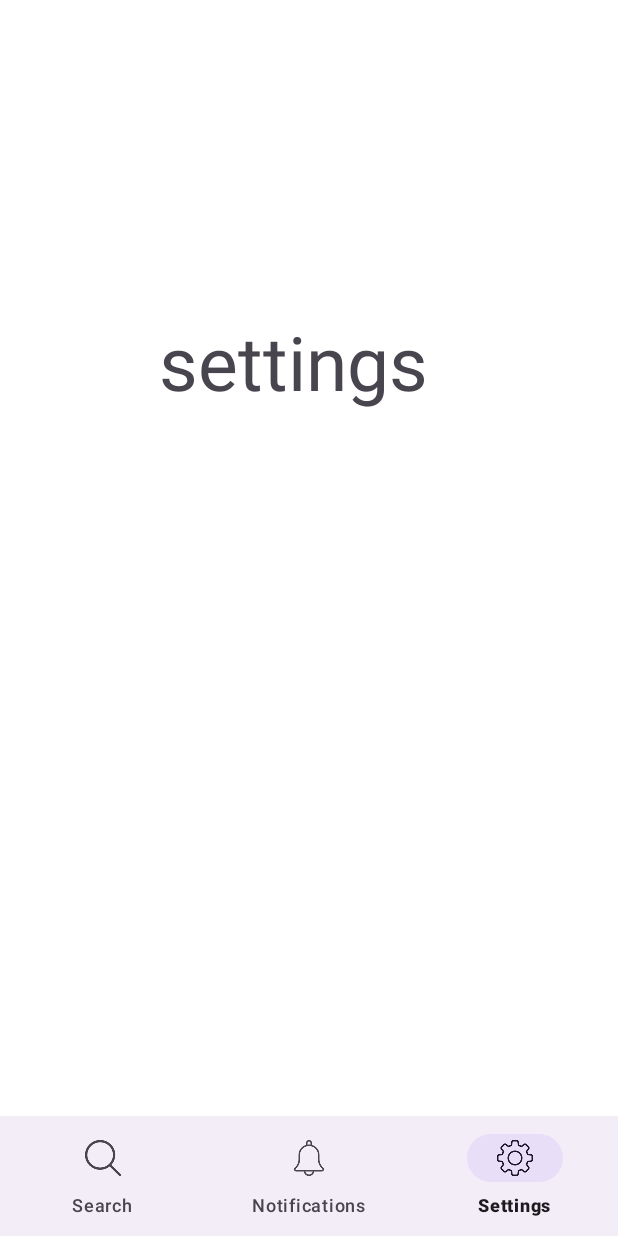
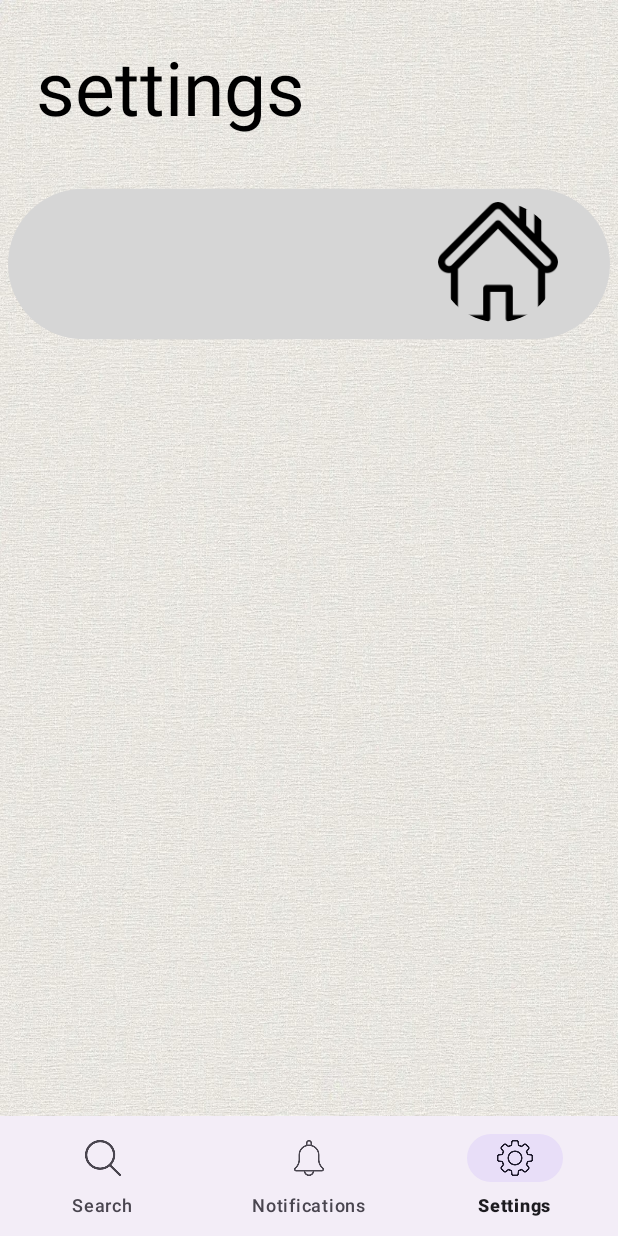
Before and after one commit to OrKat2007/ProConnect0, an Android app: the fragment user_settings placed in its activity, item 3 of the bottom bar chosen, on a phone screen of 412 x 824 dp. Run offline under Robolectric (Android 15) with nearby library versions, the phone set to English and light mode, and no system bars.

Commit message:
usersettings update

```diff
--- a/app/build.gradle.kts
+++ b/app/build.gradle.kts
@@ -45,6 +45,8 @@ dependencies {
     implementation("com.google.firebase:firebase-database")
     implementation("com.google.firebase:firebase-storage")
     implementation ("com.firebaseui:firebase-ui-firestore:8.0.2")
+    implementation ("com.github.bumptech.glide:glide:4.15.1")
+    annotationProcessor ("com.github.bu" + "mptech.glide:compiler:4.15.1")
 
 
     implementation(libs.appcompat)
--- a/app/src/main/java/com/example/proconnect/sign_up.java
+++ b/app/src/main/java/com/example/proconnect/sign_up.java
@@ -23,9 +23,6 @@ public class sign_up extends AppCompatActivity implements View.OnClickListener {
     EditText etusername, etpassword, etEmail;
     Button back, signup;
     private FirebaseAuth mAuth;
-
-
-
 
     @Override
     protected void onCreate(Bundle savedInstanceState) {
--- a/app/src/main/java/com/example/proconnect/user_settings.java
+++ b/app/src/main/java/com/example/proconnect/user_settings.java
@@ -1,21 +1,28 @@
 package com.example.proconnect;
 
 import android.os.Bundle;
+import android.view.LayoutInflater;
+import android.view.View;
+import android.view.ViewGroup;
+import android.widget.ImageView;
 
 import androidx.fragment.app.Fragment;
 
-import android.view.LayoutInflater;
-import android.view.View;
-import android.view.ViewGroup;
+import com.bumptech.glide.Glide;
+import com.bumptech.glide.request.RequestOptions;
 
 public class user_settings extends Fragment {
-
-    public user_settings() {
-    }
 
     @Override
     public View onCreateView(LayoutInflater inflater, ViewGroup container,
                              Bundle savedInstanceState) {
-        return inflater.inflate(R.layout.fragment_user_settings, container, false);
+        View view = inflater.inflate(R.layout.fragment_user_settings, container, false);
+        ImageView profileImage = view.findViewById(R.id.profileImage);
+        Glide.with(this)
+                .load(R.drawable.home)
+                .apply(RequestOptions.circleCropTransform())
+                .into(profileImage);
+
+        return view;
     }
 }
--- /dev/null
+++ b/app/src/main/res/drawable/grayrectanglefiller.xml
@@ -0,0 +1,12 @@
+<shape xmlns:android="http://schemas.android.com/apk/res/android"
+    android:shape="rectangle">
+
+    <solid android:color="@color/gray" />
+
+    <corners android:radius="30dp" />
+
+    <size
+        android:width="120dp"
+        android:height="30dp" />
+
+</shape>
--- a/app/src/main/res/layout/fragment_user_settings.xml
+++ b/app/src/main/res/layout/fragment_user_settings.xml
@@ -4,7 +4,7 @@
     xmlns:tools="http://schemas.android.com/tools"
     android:layout_width="match_parent"
     android:layout_height="match_parent"
-    android:background="#FFFFFF"
+    android:background="@drawable/backgroundgray"
     tools:context=".user_settings">
 
     <androidx.constraintlayout.widget.ConstraintLayout
@@ -15,12 +15,35 @@
             android:id="@+id/textview"
             android:layout_width="wrap_content"
             android:layout_height="wrap_content"
-            android:layout_marginStart="106dp"
-            android:layout_marginTop="207dp"
+            android:layout_marginStart="24dp"
+            android:layout_marginTop="24dp"
             android:text="settings"
+            android:textColor="@color/black"
             android:textSize="50dp"
             app:layout_constraintStart_toStartOf="parent"
             app:layout_constraintTop_toTopOf="parent" />
+
+        <ImageView
+            android:id="@+id/imageView"
+            android:layout_width="401dp"
+            android:layout_height="117dp"
+            android:layout_marginStart="5dp"
+            android:layout_marginTop="26dp"
+            android:layout_marginEnd="5dp"
+            android:src="@drawable/grayrectanglefiller"
+            app:layout_constraintEnd_toEndOf="parent"
+            app:layout_constraintStart_toStartOf="parent"
+            app:layout_constraintTop_toBottomOf="@+id/textview" />
+
+        <ImageView
+            android:id="@+id/profileImage"
+            android:layout_width="80dp"
+            android:layout_height="80dp"
+            android:layout_marginStart="292dp"
+            android:layout_marginTop="-100dp"
+            android:src="@drawable/home"
+            app:layout_constraintStart_toStartOf="parent"
+            app:layout_constraintTop_toBottomOf="@+id/imageView" />
 
 
     </androidx.constraintlayout.widget.ConstraintLayout>
```
